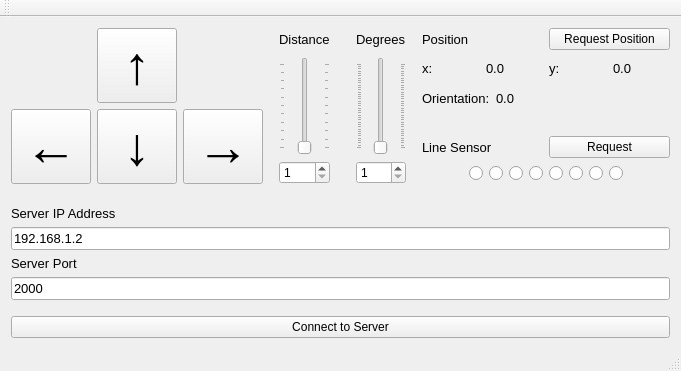
Before: the Qt Designer form QtClients/MovementDebugger/mainwindow.ui in madhavpatel6/EmbeddedSystemDesign_Team02, drawn with Qt 5.
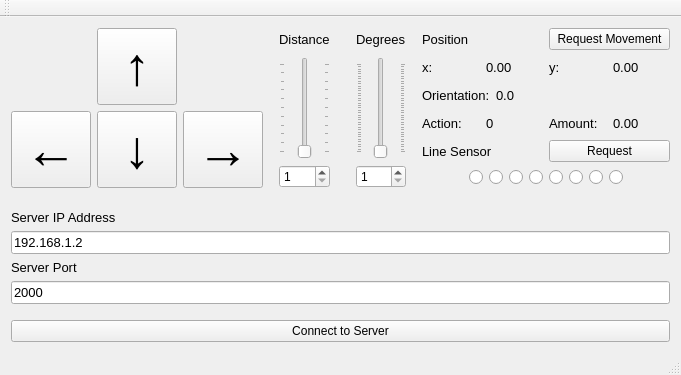
After: the same form once the commit is applied.

Commit message: Added extra movement paramets in movement debugger

Patch:
```diff
--- a/QtClients/MovementDebugger/mainwindow.ui
+++ b/QtClients/MovementDebugger/mainwindow.ui
@@ -7,7 +7,7 @@
     <x>0</x>
     <y>0</y>
     <width>671</width>
-    <height>371</height>
+    <height>375</height>
    </rect>
   </property>
   <property name="windowTitle">
@@ -273,7 +273,7 @@
             <item>
              <widget class="QPushButton" name="pb_requestPosition">
               <property name="text">
-               <string>Request Position</string>
+               <string>Request Movement</string>
               </property>
              </widget>
             </item>
@@ -301,7 +301,7 @@
                </font>
               </property>
               <property name="text">
-               <string>0.0</string>
+               <string>0.00</string>
               </property>
              </widget>
             </item>
@@ -325,7 +325,7 @@
                </font>
               </property>
               <property name="text">
-               <string>0.0</string>
+               <string>0.00</string>
               </property>
              </widget>
             </item>
@@ -379,20 +379,59 @@
            </layout>
           </item>
           <item>
-           <spacer name="verticalSpacer_2">
-            <property name="orientation">
-             <enum>Qt::Vertical</enum>
+           <layout class="QHBoxLayout" name="horizontalLayout_7">
+            <property name="topMargin">
+             <number>0</number>
             </property>
-            <property name="sizeType">
-             <enum>QSizePolicy::Fixed</enum>
-            </property>
-            <property name="sizeHint" stdset="0">
-             <size>
-              <width>20</width>
-              <height>20</height>
-             </size>
-            </property>
-           </spacer>
+            <item>
+             <widget class="QLabel" name="lbl_action">
+              <property name="font">
+               <font>
+                <pointsize>10</pointsize>
+               </font>
+              </property>
+              <property name="text">
+               <string>Action:</string>
+              </property>
+             </widget>
+            </item>
+            <item>
+             <widget class="QLabel" name="lbl_actionVal">
+              <property name="font">
+               <font>
+                <pointsize>10</pointsize>
+               </font>
+              </property>
+              <property name="text">
+               <string>0</string>
+              </property>
+             </widget>
+            </item>
+            <item>
+             <widget class="QLabel" name="lbl_amount">
+              <property name="font">
+               <font>
+                <pointsize>10</pointsize>
+               </font>
+              </property>
+              <property name="text">
+               <string>Amount:</string>
+              </property>
+             </widget>
+            </item>
+            <item>
+             <widget class="QLabel" name="lbl_amountVal">
+              <property name="font">
+               <font>
+                <pointsize>10</pointsize>
+               </font>
+              </property>
+              <property name="text">
+               <string>0.00</string>
+              </property>
+             </widget>
+            </item>
+           </layout>
           </item>
           <item>
            <layout class="QHBoxLayout" name="horizontalLayout_6">
```
Left out of the diff: 2 changed lines with no effect on the pictures. The commit also changes 5 other files.
